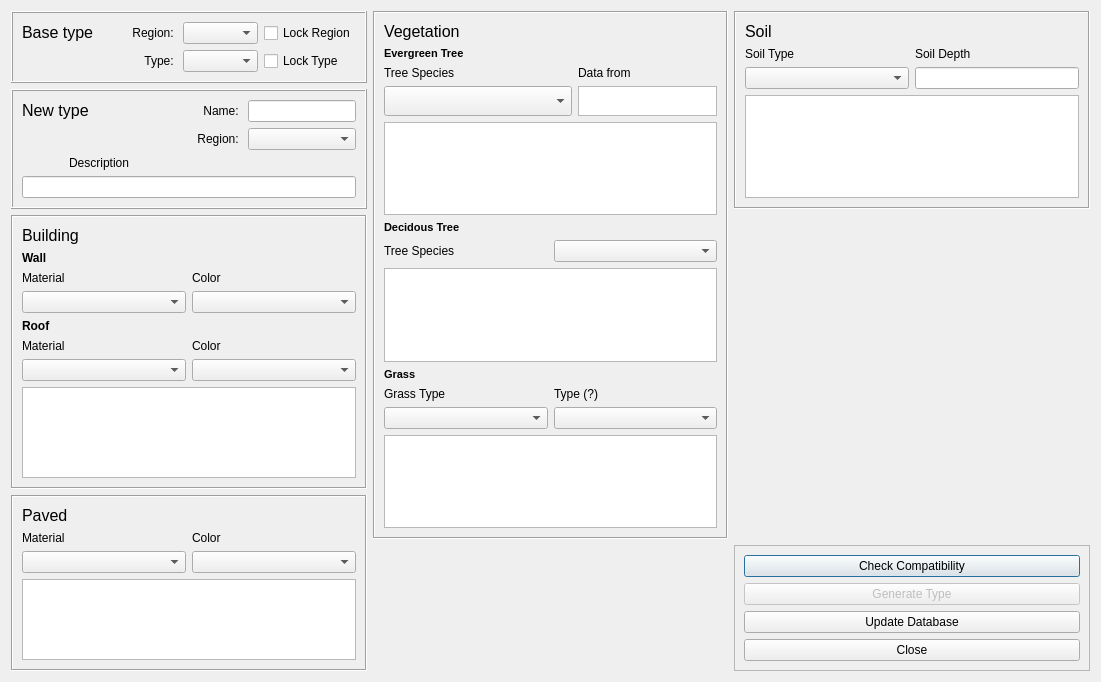
Above: urban_type_edior/urban_type_edior_dialog_base.ui from gusbacos/SUEWS-Database-manager before the change. Below: the same form after it.
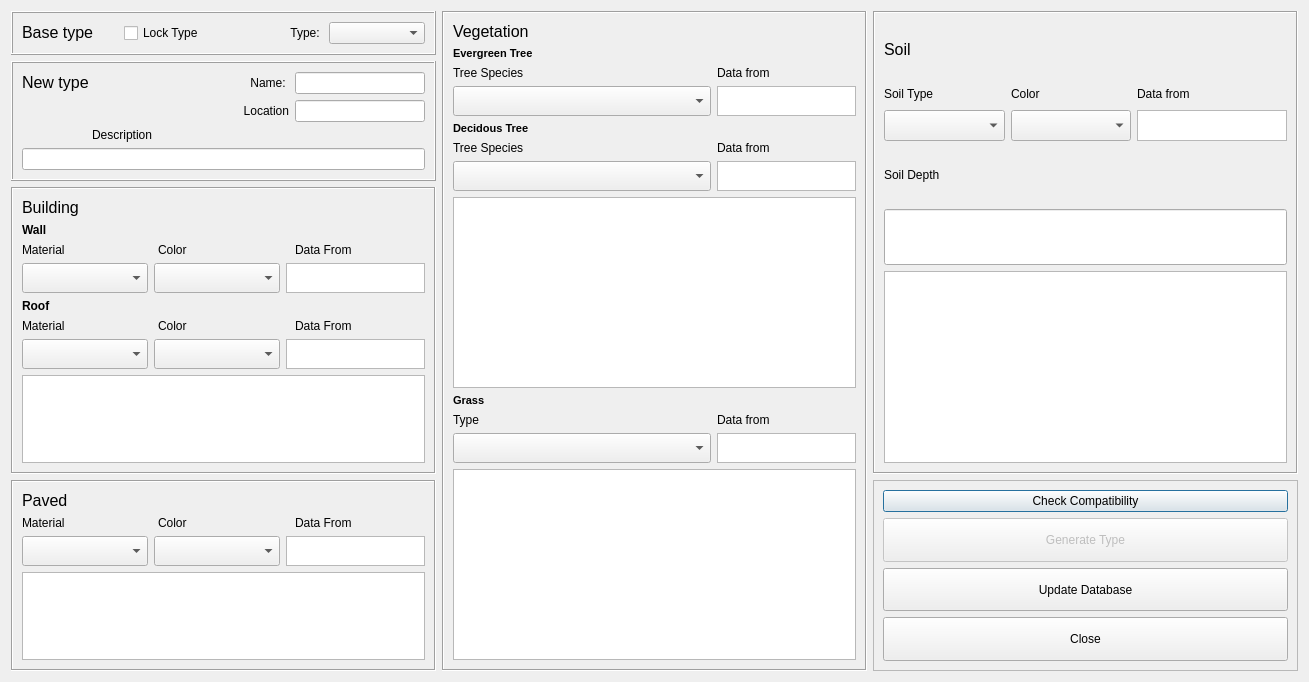
That is the form after the change. Custom widgets are drawn as their Qt base class.

```diff
--- a/urban_type_edior/urban_type_edior_dialog_base.ui
+++ b/urban_type_edior/urban_type_edior_dialog_base.ui
@@ -6,7 +6,7 @@
    <rect>
     <x>0</x>
     <y>0</y>
-    <width>1101</width>
+    <width>1309</width>
     <height>682</height>
    </rect>
   </property>
@@ -19,7 +19,7 @@
   <property name="windowTitle">
    <string>Urban Type Editor</string>
   </property>
-  <layout class="QGridLayout" name="gridLayout_4">
+  <layout class="QGridLayout" name="gridLayout_3">
    <item row="0" column="0">
     <widget class="QFrame" name="lodFrame_3">
      <property name="frameShape">
@@ -40,15 +40,8 @@
         </property>
        </widget>
       </item>
-      <item row="0" column="2">
-       <widget class="QComboBox" name="comboBoxRegionIn">
-        <property name="toolTip">
-         <string/>
-        </property>
-       </widget>
-      </item>
-      <item row="0" column="3">
-       <widget class="QCheckBox" name="checkBoxRegion">
+      <item row="0" column="1">
+       <widget class="QCheckBox" name="checkBoxType">
         <property name="sizePolicy">
          <sizepolicy hsizetype="Preferred" vsizetype="Preferred">
           <horstretch>0</horstretch>
@@ -56,11 +49,11 @@
          </sizepolicy>
         </property>
         <property name="text">
-         <string>Lock Region</string>
+         <string>Lock Type</string>
         </property>
        </widget>
       </item>
-      <item row="1" column="1">
+      <item row="0" column="2">
        <widget class="QLabel" name="label_13">
         <property name="text">
          <string>Type: </string>
@@ -70,7 +63,7 @@
         </property>
        </widget>
       </item>
-      <item row="1" column="2">
+      <item row="0" column="3">
        <widget class="QComboBox" name="comboBoxType">
         <property name="enabled">
          <bool>true</bool>
@@ -86,29 +79,6 @@
         </property>
        </widget>
       </item>
-      <item row="1" column="3">
-       <widget class="QCheckBox" name="checkBoxType">
-        <property name="sizePolicy">
-         <sizepolicy hsizetype="Preferred" vsizetype="Preferred">
-          <horstretch>0</horstretch>
-          <verstretch>0</verstretch>
-         </sizepolicy>
-        </property>
-        <property name="text">
-         <string>Lock Type</string>
-        </property>
-       </widget>
-      </item>
-      <item row="0" column="1">
-       <widget class="QLabel" name="label_14">
-        <property name="text">
-         <string>Region: </string>
-        </property>
-        <property name="alignment">
-         <set>Qt::AlignRight|Qt::AlignTrailing|Qt::AlignVCenter</set>
-        </property>
-       </widget>
-      </item>
      </layout>
     </widget>
    </item>
@@ -121,6 +91,16 @@
       <enum>QFrame::Sunken</enum>
      </property>
      <layout class="QGridLayout" name="gridLayout_9">
+      <item row="8" column="0">
+       <widget class="QTextBrowser" name="textBrowserBuild_4">
+        <property name="sizePolicy">
+         <sizepolicy hsizetype="Preferred" vsizetype="Preferred">
+          <horstretch>0</horstretch>
+          <verstretch>0</verstretch>
+         </sizepolicy>
+        </property>
+       </widget>
+      </item>
       <item row="2" column="0">
        <layout class="QGridLayout" name="gridLayout_7">
         <item row="0" column="0">
@@ -151,7 +131,7 @@
          </widget>
         </item>
         <item row="1" column="1">
-         <widget class="QTextBrowser" name="textBrowserEvFrom">
+         <widget class="QTextBrowser" name="textBrowserEvrFrom">
           <property name="enabled">
            <bool>true</bool>
           </property>
@@ -177,9 +157,16 @@
         </item>
        </layout>
       </item>
-      <item row="9" column="0">
-       <layout class="QHBoxLayout" name="horizontalLayout_4">
-        <item>
+      <item row="7" column="0">
+       <layout class="QGridLayout" name="gridLayout_10">
+        <item row="0" column="0">
+         <widget class="QLabel" name="label_60">
+          <property name="text">
+           <string>Type</string>
+          </property>
+         </widget>
+        </item>
+        <item row="1" column="0">
          <widget class="QComboBox" name="comboBoxGrassType">
           <property name="sizePolicy">
            <sizepolicy hsizetype="Preferred" vsizetype="Preferred">
@@ -192,8 +179,51 @@
           </property>
          </widget>
         </item>
-        <item>
-         <widget class="QComboBox" name="Box_10">
+        <item row="0" column="1">
+         <widget class="QLabel" name="label_61">
+          <property name="text">
+           <string>Data from</string>
+          </property>
+         </widget>
+        </item>
+        <item row="1" column="1">
+         <widget class="QTextBrowser" name="textBrowserGrassFrom">
+          <property name="enabled">
+           <bool>true</bool>
+          </property>
+          <property name="sizePolicy">
+           <sizepolicy hsizetype="Preferred" vsizetype="Fixed">
+            <horstretch>0</horstretch>
+            <verstretch>0</verstretch>
+           </sizepolicy>
+          </property>
+          <property name="minimumSize">
+           <size>
+            <width>0</width>
+            <height>30</height>
+           </size>
+          </property>
+          <property name="maximumSize">
+           <size>
+            <width>139</width>
+            <height>30</height>
+           </size>
+          </property>
+         </widget>
+        </item>
+       </layout>
+      </item>
+      <item row="4" column="0">
+       <layout class="QGridLayout" name="gridLayout_8">
+        <item row="0" column="0">
+         <widget class="QLabel" name="label_58">
+          <property name="text">
+           <string>Tree Species</string>
+          </property>
+         </widget>
+        </item>
+        <item row="1" column="0">
+         <widget class="QComboBox" name="comboBoxDecType">
           <property name="sizePolicy">
            <sizepolicy hsizetype="Preferred" vsizetype="Preferred">
             <horstretch>0</horstretch>
@@ -205,18 +235,40 @@
           </property>
          </widget>
         </item>
+        <item row="0" column="1">
+         <widget class="QLabel" name="label_59">
+          <property name="text">
+           <string>Data from</string>
+          </property>
+         </widget>
+        </item>
+        <item row="1" column="1">
+         <widget class="QTextBrowser" name="textBrowserDecFrom">
+          <property name="enabled">
+           <bool>true</bool>
+          </property>
+          <property name="sizePolicy">
+           <sizepolicy hsizetype="Preferred" vsizetype="Fixed">
+            <horstretch>0</horstretch>
+            <verstretch>0</verstretch>
+           </sizepolicy>
+          </property>
+          <property name="minimumSize">
+           <size>
+            <width>0</width>
+            <height>30</height>
+           </size>
+          </property>
+          <property name="maximumSize">
+           <size>
+            <width>139</width>
+            <height>30</height>
+           </size>
+          </property>
+         </widget>
+        </item>
        </layout>
       </item>
-      <item row="3" column="0">
-       <widget class="QTextBrowser" name="textBrowserBuild">
-        <property name="sizePolicy">
-         <sizepolicy hsizetype="Preferred" vsizetype="Preferred">
-          <horstretch>0</horstretch>
-          <verstretch>0</verstretch>
-         </sizepolicy>
-        </property>
-       </widget>
-      </item>
       <item row="0" column="0">
        <widget class="QLabel" name="label_22">
         <property name="text">
@@ -228,7 +280,7 @@
         </property>
        </widget>
       </item>
-      <item row="4" column="0">
+      <item row="3" column="0">
        <widget class="QLabel" name="label_55">
         <property name="text">
          <string>&lt;!DOCTYPE HTML PUBLIC &quot;-//W3C//DTD HTML 4.0//EN&quot; &quot;http://www.w3.org/TR/REC-html40/strict.dtd&quot;&gt;
@@ -239,7 +291,7 @@
         </property>
        </widget>
       </item>
-      <item row="6" column="0">
+      <item row="5" column="0">
        <widget class="QTextBrowser" name="textBrowserBuild_2">
         <property name="sizePolicy">
          <sizepolicy hsizetype="Preferred" vsizetype="Preferred">
@@ -249,48 +301,6 @@
         </property>
        </widget>
       </item>
-      <item row="5" column="0">
-       <layout class="QHBoxLayout" name="horizontalLayout_10">
-        <item>
-         <widget class="QLabel" name="label_26">
-          <property name="text">
-           <string>Tree Species</string>
-          </property>
-         </widget>
-        </item>
-        <item>
-         <widget class="QComboBox" name="comboBoxDecType">
-          <property name="sizePolicy">
-           <sizepolicy hsizetype="Preferred" vsizetype="Preferred">
-            <horstretch>0</horstretch>
-            <verstretch>0</verstretch>
-           </sizepolicy>
-          </property>
-          <property name="toolTip">
-           <string/>
-          </property>
-         </widget>
-        </item>
-       </layout>
-      </item>
-      <item row="8" column="0">
-       <layout class="QHBoxLayout" name="horizontalLayout_13">
-        <item>
-         <widget class="QLabel" name="label_49">
-          <property name="text">
-           <string>Grass Type</string>
-          </property>
-         </widget>
-        </item>
-        <item>
-         <widget class="QLabel" name="label_50">
-          <property name="text">
-           <string>Type (?)</string>
-          </property>
-         </widget>
-        </item>
-       </layout>
-      </item>
       <item row="1" column="0">
        <widget class="QLabel" name="label_23">
         <property name="text">
@@ -302,7 +312,7 @@
         </property>
        </widget>
       </item>
-      <item row="7" column="0">
+      <item row="6" column="0">
        <widget class="QLabel" name="label_56">
         <property name="text">
          <string>&lt;!DOCTYPE HTML PUBLIC &quot;-//W3C//DTD HTML 4.0//EN&quot; &quot;http://www.w3.org/TR/REC-html40/strict.dtd&quot;&gt;
@@ -313,20 +323,10 @@
         </property>
        </widget>
       </item>
-      <item row="10" column="0">
-       <widget class="QTextBrowser" name="textBrowserBuild_4">
-        <property name="sizePolicy">
-         <sizepolicy hsizetype="Preferred" vsizetype="Preferred">
-          <horstretch>0</horstretch>
-          <verstretch>0</verstretch>
-         </sizepolicy>
-        </property>
-       </widget>
-      </item>
      </layout>
     </widget>
    </item>
-   <item row="0" column="2" rowspan="2">
+   <item row="0" column="2" rowspan="3">
     <widget class="QFrame" name="SoilFrame">
      <property name="frameShape">
       <enum>QFrame::Box</enum>
@@ -335,6 +335,22 @@
       <enum>QFrame::Sunken</enum>
      </property>
      <layout class="QGridLayout" name="gridLayout_6">
+      <item row="4" column="0">
+       <widget class="QgsFilterLineEdit" name="lineEditBsoilDepth">
+        <property name="sizePolicy">
+         <sizepolicy hsizetype="Preferred" vsizetype="Preferred">
+          <horstretch>0</horstretch>
+          <verstretch>0</verstretch>
+         </sizepolicy>
+        </property>
+        <property name="toolTip">
+         <string>Type new name for your type</string>
+        </property>
+        <property name="qgisRelation" stdset="0">
+         <string notr="true"/>
+        </property>
+       </widget>
+      </item>
       <item row="0" column="0">
        <widget class="QLabel" name="label_39">
         <property name="text">
@@ -346,51 +362,7 @@
         </property>
        </widget>
       </item>
-      <item row="1" column="0">
-       <layout class="QGridLayout" name="gridLayout_3">
-        <property name="sizeConstraint">
-         <enum>QLayout::SetDefaultConstraint</enum>
-        </property>
-        <item row="0" column="0">
-         <widget class="QLabel" name="label_68">
-          <property name="text">
-           <string>Soil Type</string>
-          </property>
-         </widget>
-        </item>
-        <item row="0" column="1">
-         <widget class="QLabel" name="label_69">
-          <property name="text">
-           <string>Soil Depth</string>
-          </property>
-         </widget>
-        </item>
-        <item row="1" column="0">
-         <widget class="QComboBox" name="Box_61">
-          <property name="sizePolicy">
-           <sizepolicy hsizetype="Preferred" vsizetype="Preferred">
-            <horstretch>0</horstretch>
-            <verstretch>0</verstretch>
-           </sizepolicy>
-          </property>
-          <property name="toolTip">
-           <string/>
-          </property>
-         </widget>
-        </item>
-        <item row="1" column="1">
-         <widget class="QLineEdit" name="lineEdit">
-          <property name="sizePolicy">
-           <sizepolicy hsizetype="Preferred" vsizetype="Preferred">
-            <horstretch>0</horstretch>
-            <verstretch>0</verstretch>
-           </sizepolicy>
-          </property>
-         </widget>
-        </item>
-       </layout>
-      </item>
-      <item row="2" column="0">
+      <item row="5" column="0">
        <widget class="QTextBrowser" name="textBrowserBuild_5">
         <property name="sizePolicy">
          <sizepolicy hsizetype="Preferred" vsizetype="Preferred">
@@ -400,6 +372,92 @@
         </property>
        </widget>
       </item>
+      <item row="1" column="0">
+       <layout class="QGridLayout" name="gridLayout_12">
+        <item row="0" column="0">
+         <widget class="QLabel" name="label_54">
+          <property name="text">
+           <string>Soil Type</string>
+          </property>
+         </widget>
+        </item>
+        <item row="0" column="2">
+         <widget class="QLabel" name="label_64">
+          <property name="text">
+           <string>Data from</string>
+          </property>
+         </widget>
+        </item>
+        <item row="1" column="0">
+         <widget class="QComboBox" name="comboBoxBsoilType">
+          <property name="sizePolicy">
+           <sizepolicy hsizetype="Preferred" vsizetype="Preferred">
+            <horstretch>0</horstretch>
+            <verstretch>0</verstretch>
+           </sizepolicy>
+          </property>
+          <property name="toolTip">
+           <string/>
+          </property>
+         </widget>
+        </item>
+        <item row="1" column="2">
+         <widget class="QTextBrowser" name="textBrowserBsoilFrom">
+          <property name="enabled">
+           <bool>true</bool>
+          </property>
+          <property name="sizePolicy">
+           <sizepolicy hsizetype="Preferred" vsizetype="Fixed">
+            <horstretch>0</horstretch>
+            <verstretch>0</verstretch>
+           </sizepolicy>
+          </property>
+          <property name="minimumSize">
+           <size>
+            <width>150</width>
+            <height>31</height>
+           </size>
+          </property>
+          <property name="maximumSize">
+           <size>
+            <width>139</width>
+            <height>30</height>
+           </size>
+          </property>
+         </widget>
+        </item>
+        <item row="1" column="1">
+         <widget class="QComboBox" name="comboBoxBsoilClr">
+          <property name="sizePolicy">
+           <sizepolicy hsizetype="Preferred" vsizetype="Preferred">
+            <horstretch>0</horstretch>
+            <verstretch>0</verstretch>
+           </sizepolicy>
+          </property>
+          <property name="toolTip">
+           <string/>
+          </property>
+         </widget>
+        </item>
+        <item row="0" column="1">
+         <widget class="QLabel" name="label_67">
+          <property name="text">
+           <string>Color</string>
+          </property>
+         </widget>
+        </item>
+       </layout>
+      </item>
+      <item row="3" column="0">
+       <widget class="QLabel" name="label_69">
+        <property name="inputMethodHints">
+         <set>Qt::ImhNone</set>
+        </property>
+        <property name="text">
+         <string>Soil Depth</string>
+        </property>
+       </widget>
+      </item>
      </layout>
     </widget>
    </item>
@@ -412,45 +470,6 @@
       <enum>QFrame::Raised</enum>
      </property>
      <layout class="QGridLayout" name="gridLayout_5">
-      <item row="0" column="2">
-       <widget class="QgsFilterLineEdit" name="newTypeLineEdit">
-        <property name="sizePolicy">
-         <sizepolicy hsizetype="Preferred" vsizetype="Preferred">
-          <horstretch>0</horstretch>
-          <verstretch>0</verstretch>
-         </sizepolicy>
-        </property>
-        <property name="toolTip">
-         <string>Type new name for your type</string>
-        </property>
-        <property name="qgisRelation" stdset="0">
-         <string notr="true"/>
-        </property>
-       </widget>
-      </item>
-      <item row="1" column="1">
-       <widget class="QLabel" name="label_7">
-        <property name="text">
-         <string>Region: </string>
-        </property>
-        <property name="alignment">
-         <set>Qt::AlignRight|Qt::AlignTrailing|Qt::AlignVCenter</set>
-        </property>
-       </widget>
-      </item>
-      <item row="1" column="2">
-       <widget class="QComboBox" name="comboBoxRegionOut">
-        <property name="sizePolicy">
-         <sizepolicy hsizetype="Preferred" vsizetype="Preferred">
-          <horstretch>0</horstretch>
-          <verstretch>0</verstretch>
-         </sizepolicy>
-        </property>
-        <property name="toolTip">
-         <string/>
-        </property>
-       </widget>
-      </item>
       <item row="0" column="0">
        <widget class="QLabel" name="label_40">
         <property name="text">
@@ -472,6 +491,48 @@
         </property>
        </widget>
       </item>
+      <item row="0" column="2">
+       <widget class="QgsFilterLineEdit" name="TypeLineEditName">
+        <property name="sizePolicy">
+         <sizepolicy hsizetype="Preferred" vsizetype="Preferred">
+          <horstretch>0</horstretch>
+          <verstretch>0</verstretch>
+         </sizepolicy>
+        </property>
+        <property name="toolTip">
+         <string>Type new name for your type</string>
+        </property>
+        <property name="qgisRelation" stdset="0">
+         <string notr="true"/>
+        </property>
+       </widget>
+      </item>
+      <item row="1" column="1">
+       <widget class="QLabel" name="label_7">
+        <property name="text">
+         <string>Location</string>
+        </property>
+        <property name="alignment">
+         <set>Qt::AlignRight|Qt::AlignTrailing|Qt::AlignVCenter</set>
+        </property>
+       </widget>
+      </item>
+      <item row="1" column="2">
+       <widget class="QgsFilterLineEdit" name="TypeLineEditLocation">
+        <property name="sizePolicy">
+         <sizepolicy hsizetype="Preferred" vsizetype="Preferred">
+          <horstretch>0</horstretch>
+          <verstretch>0</verstretch>
+         </sizepolicy>
+        </property>
+        <property name="toolTip">
+         <string>Type new name for your type</string>
+        </property>
+        <property name="qgisRelation" stdset="0">
+         <string notr="true"/>
+        </property>
+       </widget>
+      </item>
       <item row="2" column="0">
        <widget class="QLabel" name="label_8">
         <property name="layoutDirection">
@@ -486,7 +547,7 @@
        </widget>
       </item>
       <item row="3" column="0" colspan="3">
-       <widget class="QgsFilterLineEdit" name="descLineEdit">
+       <widget class="QgsFilterLineEdit" name="TypeLineEditDesc">
         <property name="sizePolicy">
          <sizepolicy hsizetype="Preferred" vsizetype="Preferred">
           <horstretch>0</horstretch>
@@ -516,45 +577,17 @@
       <enum>QFrame::Sunken</enum>
      </property>
      <layout class="QGridLayout" name="gridLayout">
-      <item row="7" column="0">
-       <widget class="QTextBrowser" name="textBrowserBuild_6">
-        <property name="sizePolicy">
-         <sizepolicy hsizetype="Preferred" vsizetype="Preferred">
-          <horstretch>0</horstretch>
-          <verstretch>0</verstretch>
-         </sizepolicy>
-        </property>
-       </widget>
-      </item>
-      <item row="0" column="0">
-       <widget class="QLabel" name="label_34">
+      <item row="4" column="0">
+       <widget class="QLabel" name="label_57">
         <property name="text">
          <string>&lt;!DOCTYPE HTML PUBLIC &quot;-//W3C//DTD HTML 4.0//EN&quot; &quot;http://www.w3.org/TR/REC-html40/strict.dtd&quot;&gt;
 &lt;html&gt;&lt;head&gt;&lt;meta name=&quot;qrichtext&quot; content=&quot;1&quot; /&gt;&lt;style type=&quot;text/css&quot;&gt;
 p, li { white-space: pre-wrap; }
 &lt;/style&gt;&lt;/head&gt;&lt;body style=&quot; font-family:'MS Shell Dlg 2'; font-size:8pt; font-weight:400; font-style:normal;&quot;&gt;
-&lt;p style=&quot; margin-top:0px; margin-bottom:0px; margin-left:0px; margin-right:0px; -qt-block-indent:0; text-indent:0px;&quot;&gt;&lt;span style=&quot; font-size:12pt;&quot;&gt;Building&lt;/span&gt;&lt;/p&gt;&lt;/body&gt;&lt;/html&gt;</string>
+&lt;p style=&quot; margin-top:0px; margin-bottom:0px; margin-left:0px; margin-right:0px; -qt-block-indent:0; text-indent:0px;&quot;&gt;&lt;span style=&quot; font-size:9pt; font-weight:600;&quot;&gt;Roof&lt;/span&gt;&lt;/p&gt;&lt;/body&gt;&lt;/html&gt;</string>
         </property>
        </widget>
       </item>
-      <item row="2" column="0">
-       <layout class="QHBoxLayout" name="horizontalLayout_20">
-        <item>
-         <widget class="QLabel" name="label_62">
-          <property name="text">
-           <string>Material</string>
-          </property>
-         </widget>
-        </item>
-        <item>
-         <widget class="QLabel" name="label_63">
-          <property name="text">
-           <string>Color</string>
-          </property>
-         </widget>
-        </item>
-       </layout>
-      </item>
       <item row="3" column="0">
        <layout class="QHBoxLayout" name="Wall">
         <item>
@@ -583,43 +616,28 @@
           </property>
          </widget>
         </item>
-       </layout>
-      </item>
-      <item row="1" column="0">
-       <widget class="QLabel" name="label_38">
-        <property name="text">
-         <string>&lt;!DOCTYPE HTML PUBLIC &quot;-//W3C//DTD HTML 4.0//EN&quot; &quot;http://www.w3.org/TR/REC-html40/strict.dtd&quot;&gt;
-&lt;html&gt;&lt;head&gt;&lt;meta name=&quot;qrichtext&quot; content=&quot;1&quot; /&gt;&lt;style type=&quot;text/css&quot;&gt;
-p, li { white-space: pre-wrap; }
-&lt;/style&gt;&lt;/head&gt;&lt;body style=&quot; font-family:'MS Shell Dlg 2'; font-size:8pt; font-weight:400; font-style:normal;&quot;&gt;
-&lt;p style=&quot; margin-top:0px; margin-bottom:0px; margin-left:0px; margin-right:0px; -qt-block-indent:0; text-indent:0px;&quot;&gt;&lt;span style=&quot; font-size:9pt; font-weight:600;&quot;&gt;Wall&lt;/span&gt;&lt;/p&gt;&lt;/body&gt;&lt;/html&gt;</string>
-        </property>
-       </widget>
-      </item>
-      <item row="4" column="0">
-       <widget class="QLabel" name="label_57">
-        <property name="text">
-         <string>&lt;!DOCTYPE HTML PUBLIC &quot;-//W3C//DTD HTML 4.0//EN&quot; &quot;http://www.w3.org/TR/REC-html40/strict.dtd&quot;&gt;
-&lt;html&gt;&lt;head&gt;&lt;meta name=&quot;qrichtext&quot; content=&quot;1&quot; /&gt;&lt;style type=&quot;text/css&quot;&gt;
-p, li { white-space: pre-wrap; }
-&lt;/style&gt;&lt;/head&gt;&lt;body style=&quot; font-family:'MS Shell Dlg 2'; font-size:8pt; font-weight:400; font-style:normal;&quot;&gt;
-&lt;p style=&quot; margin-top:0px; margin-bottom:0px; margin-left:0px; margin-right:0px; -qt-block-indent:0; text-indent:0px;&quot;&gt;&lt;span style=&quot; font-size:9pt; font-weight:600;&quot;&gt;Roof&lt;/span&gt;&lt;/p&gt;&lt;/body&gt;&lt;/html&gt;</string>
-        </property>
-       </widget>
-      </item>
-      <item row="5" column="0">
-       <layout class="QHBoxLayout" name="horizontalLayout_19">
         <item>
-         <widget class="QLabel" name="label_35">
-          <property name="text">
-           <string>Material</string>
+         <widget class="QTextBrowser" name="textBrowserWallFrom">
+          <property name="enabled">
+           <bool>true</bool>
           </property>
-         </widget>
-        </item>
-        <item>
-         <widget class="QLabel" name="label_36">
-          <property name="text">
-           <string>Color</string>
+          <property name="sizePolicy">
+           <sizepolicy hsizetype="Preferred" vsizetype="Fixed">
+            <horstretch>0</horstretch>
+            <verstretch>0</verstretch>
+           </sizepolicy>
+          </property>
+          <property name="minimumSize">
+           <size>
+            <width>0</width>
+            <height>30</height>
+           </size>
+          </property>
+          <property name="maximumSize">
+           <size>
+            <width>139</width>
+            <height>30</height>
+           </size>
           </property>
          </widget>
         </item>
@@ -653,12 +671,119 @@
           </property>
          </widget>
         </item>
+        <item>
+         <widget class="QTextBrowser" name="textBrowserRoofFrom">
+          <property name="enabled">
+           <bool>true</bool>
+          </property>
+          <property name="sizePolicy">
+           <sizepolicy hsizetype="Preferred" vsizetype="Fixed">
+            <horstretch>0</horstretch>
+            <verstretch>0</verstretch>
+           </sizepolicy>
+          </property>
+          <property name="minimumSize">
+           <size>
+            <width>0</width>
+            <height>30</height>
+           </size>
+          </property>
+          <property name="maximumSize">
+           <size>
+            <width>139</width>
+            <height>30</height>
+           </size>
+          </property>
+         </widget>
+        </item>
        </layout>
       </item>
+      <item row="5" column="0">
+       <layout class="QHBoxLayout" name="horizontalLayout_19">
+        <item>
+         <widget class="QLabel" name="label_35">
+          <property name="text">
+           <string>Material</string>
+          </property>
+         </widget>
+        </item>
+        <item>
+         <widget class="QLabel" name="label_36">
+          <property name="text">
+           <string>Color</string>
+          </property>
+         </widget>
+        </item>
+        <item>
+         <widget class="QLabel" name="label_70">
+          <property name="text">
+           <string>Data From</string>
+          </property>
+         </widget>
+        </item>
+       </layout>
+      </item>
+      <item row="1" column="0">
+       <widget class="QLabel" name="label_38">
+        <property name="text">
+         <string>&lt;!DOCTYPE HTML PUBLIC &quot;-//W3C//DTD HTML 4.0//EN&quot; &quot;http://www.w3.org/TR/REC-html40/strict.dtd&quot;&gt;
+&lt;html&gt;&lt;head&gt;&lt;meta name=&quot;qrichtext&quot; content=&quot;1&quot; /&gt;&lt;style type=&quot;text/css&quot;&gt;
+p, li { white-space: pre-wrap; }
+&lt;/style&gt;&lt;/head&gt;&lt;body style=&quot; font-family:'MS Shell Dlg 2'; font-size:8pt; font-weight:400; font-style:normal;&quot;&gt;
+&lt;p style=&quot; margin-top:0px; margin-bottom:0px; margin-left:0px; margin-right:0px; -qt-block-indent:0; text-indent:0px;&quot;&gt;&lt;span style=&quot; font-size:9pt; font-weight:600;&quot;&gt;Wall&lt;/span&gt;&lt;/p&gt;&lt;/body&gt;&lt;/html&gt;</string>
+        </property>
+       </widget>
+      </item>
+      <item row="2" column="0">
+       <layout class="QHBoxLayout" name="horizontalLayout_20">
+        <item>
+         <widget class="QLabel" name="label_68">
+          <property name="text">
+           <string>Material</string>
+          </property>
+         </widget>
+        </item>
+        <item>
+         <widget class="QLabel" name="label_62">
+          <property name="text">
+           <string>Color</string>
+          </property>
+         </widget>
+        </item>
+        <item>
+         <widget class="QLabel" name="label_63">
+          <property name="text">
+           <string>Data From</string>
+          </property>
+         </widget>
+        </item>
+       </layout>
+      </item>
+      <item row="7" column="0">
+       <widget class="QTextBrowser" name="textBrowserBuild_6">
+        <property name="sizePolicy">
+         <sizepolicy hsizetype="Preferred" vsizetype="Preferred">
+          <horstretch>0</horstretch>
+          <verstretch>0</verstretch>
+         </sizepolicy>
+        </property>
+       </widget>
+      </item>
+      <item row="0" column="0">
+       <widget class="QLabel" name="label_34">
+        <property name="text">
+         <string>&lt;!DOCTYPE HTML PUBLIC &quot;-//W3C//DTD HTML 4.0//EN&quot; &quot;http://www.w3.org/TR/REC-html40/strict.dtd&quot;&gt;
+&lt;html&gt;&lt;head&gt;&lt;meta name=&quot;qrichtext&quot; content=&quot;1&quot; /&gt;&lt;style type=&quot;text/css&quot;&gt;
+p, li { white-space: pre-wrap; }
+&lt;/style&gt;&lt;/head&gt;&lt;body style=&quot; font-family:'MS Shell Dlg 2'; font-size:8pt; font-weight:400; font-style:normal;&quot;&gt;
+&lt;p style=&quot; margin-top:0px; margin-bottom:0px; margin-left:0px; margin-right:0px; -qt-block-indent:0; text-indent:0px;&quot;&gt;&lt;span style=&quot; font-size:12pt;&quot;&gt;Building&lt;/span&gt;&lt;/p&gt;&lt;/body&gt;&lt;/html&gt;</string>
+        </property>
+       </widget>
+      </item>
      </layout>
     </widget>
    </item>
-   <item row="3" column="0" rowspan="2">
+   <item row="3" column="0">
     <widget class="QFrame" name="PavedFrame">
      <property name="frameShape">
       <enum>QFrame::Box</enum>
@@ -704,12 +829,19 @@
           </property>
          </widget>
         </item>
+        <item>
+         <widget class="QLabel" name="label_71">
+          <property name="text">
+           <string>Data From</string>
+          </property>
+         </widget>
+        </item>
        </layout>
       </item>
       <item row="3" column="0" colspan="2">
        <layout class="QHBoxLayout" name="horizontalLayout_23">
         <item>
-         <widget class="QComboBox" name="comboBoxPavedMrt">
+         <widget class="QComboBox" name="comboBoxPavedMtr">
           <property name="sizePolicy">
            <sizepolicy hsizetype="Preferred" vsizetype="Preferred">
             <horstretch>0</horstretch>
@@ -734,12 +866,37 @@
           </property>
          </widget>
         </item>
+        <item>
+         <widget class="QTextBrowser" name="textBrowserPavedFrom">
+          <property name="enabled">
+           <bool>true</bool>
+          </property>
+          <property name="sizePolicy">
+           <sizepolicy hsizetype="Preferred" vsizetype="Fixed">
+            <horstretch>0</horstretch>
+            <verstretch>0</verstretch>
+           </sizepolicy>
+          </property>
+          <property name="minimumSize">
+           <size>
+            <width>0</width>
+            <height>30</height>
+           </size>
+          </property>
+          <property name="maximumSize">
+           <size>
+            <width>139</width>
+            <height>30</height>
+           </size>
+          </property>
+         </widget>
+        </item>
        </layout>
       </item>
      </layout>
     </widget>
    </item>
-   <item row="4" column="2">
+   <item row="3" column="2">
     <widget class="QFrame" name="frame">
      <property name="frameShape">
       <enum>QFrame::StyledPanel</enum>
```
Left out of the diff: 16 changed lines with no effect on the pictures.
